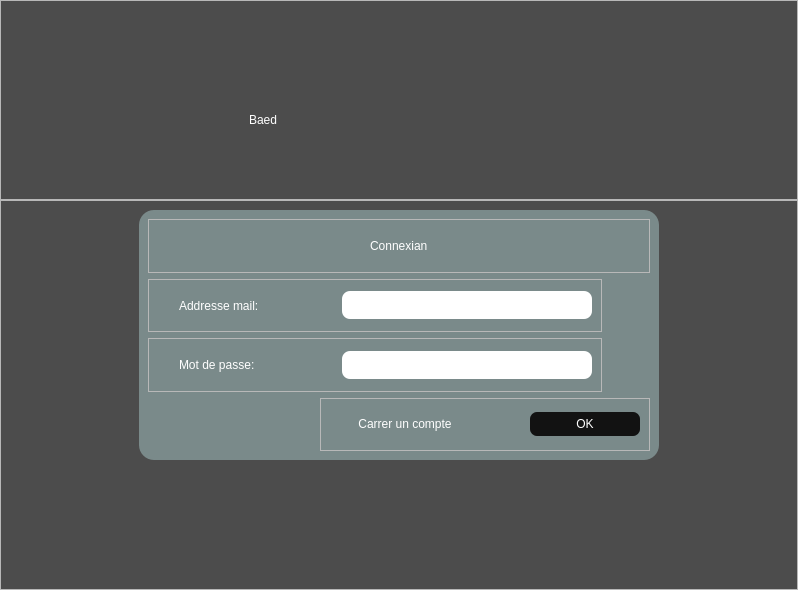
This is login.ui in ali7haider/Scheduler_Desktop_App_PyQT as Qt 5 draws it before an edit. The edited form follows.
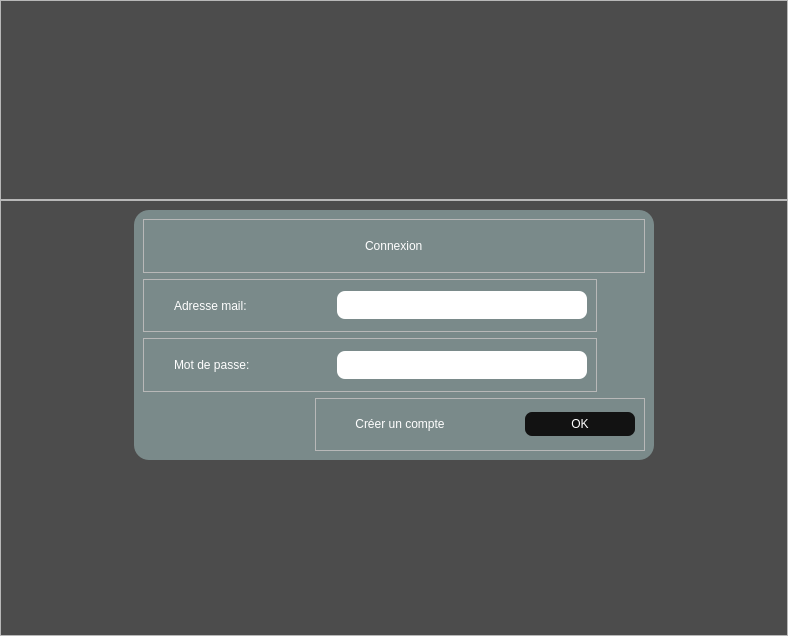
This is the edited form. Icons and pictures are not drawn.

Commit message: Update Login.ui with logo and label correction

What changed in the file:
```diff
--- a/login.ui
+++ b/login.ui
@@ -6,8 +6,8 @@
    <rect>
     <x>0</x>
     <y>0</y>
-    <width>798</width>
-    <height>590</height>
+    <width>788</width>
+    <height>636</height>
    </rect>
   </property>
   <property name="windowTitle">
@@ -83,7 +83,7 @@
          <property name="sizeHint" stdset="0">
           <size>
            <width>20</width>
-           <height>40</height>
+           <height>30</height>
           </size>
          </property>
         </spacer>
@@ -92,12 +92,24 @@
         <widget class="QLabel" name="label">
          <property name="minimumSize">
           <size>
-           <width>300</width>
+           <width>200</width>
            <height>0</height>
           </size>
          </property>
+         <property name="maximumSize">
+          <size>
+           <width>220</width>
+           <height>80</height>
+          </size>
+         </property>
          <property name="text">
-          <string>Baed</string>
+          <string/>
+         </property>
+         <property name="pixmap">
+          <pixmap resource="resources.qrc">:/images/images/logo2.png</pixmap>
+         </property>
+         <property name="scaledContents">
+          <bool>true</bool>
          </property>
         </widget>
        </item>
@@ -149,7 +161,7 @@
                 <string notr="true">font: bold 12pt &quot;Arial&quot;;</string>
                </property>
                <property name="text">
-                <string>Connexian</string>
+                <string>Connexion</string>
                </property>
               </widget>
              </item>
@@ -189,7 +201,7 @@
                 <string notr="true">font: bold 11pt &quot;Arial&quot;;</string>
                </property>
                <property name="text">
-                <string>Addresse mail:</string>
+                <string>Adresse mail:</string>
                </property>
               </widget>
              </item>
@@ -292,7 +304,7 @@
                 <cursorShape>PointingHandCursor</cursorShape>
                </property>
                <property name="text">
-                <string>Carrer un compte</string>
+                <string>Créer un compte</string>
                </property>
               </widget>
              </item>
```
Left out of the diff: 5 changed lines with no effect on the pictures. The commit also changes 3 other files.
